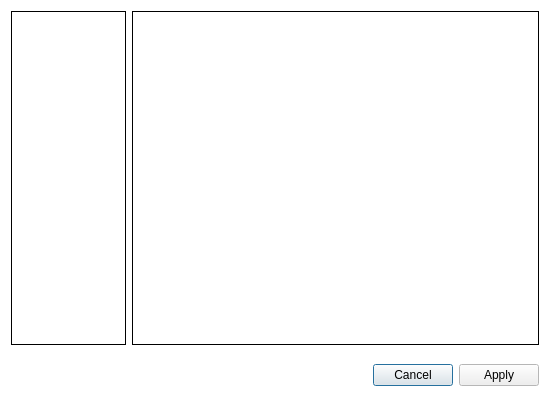
Above: src/view/settings/settingsdialog.ui from florianblume/6d-pat before the change. Below: the same form after it.
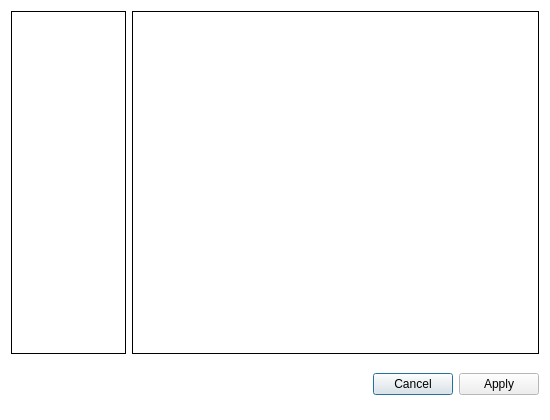
That is the form after the change. Custom widgets are drawn as their Qt base class.

What changed in the file:
```diff
--- a/src/view/settings/settingsdialog.ui
+++ b/src/view/settings/settingsdialog.ui
@@ -7,7 +7,7 @@
     <x>0</x>
     <y>0</y>
     <width>550</width>
-    <height>410</height>
+    <height>420</height>
    </rect>
   </property>
   <property name="sizePolicy">
@@ -19,7 +19,7 @@
   <property name="minimumSize">
    <size>
     <width>500</width>
-    <height>350</height>
+    <height>420</height>
    </size>
   </property>
   <property name="palette">
```
